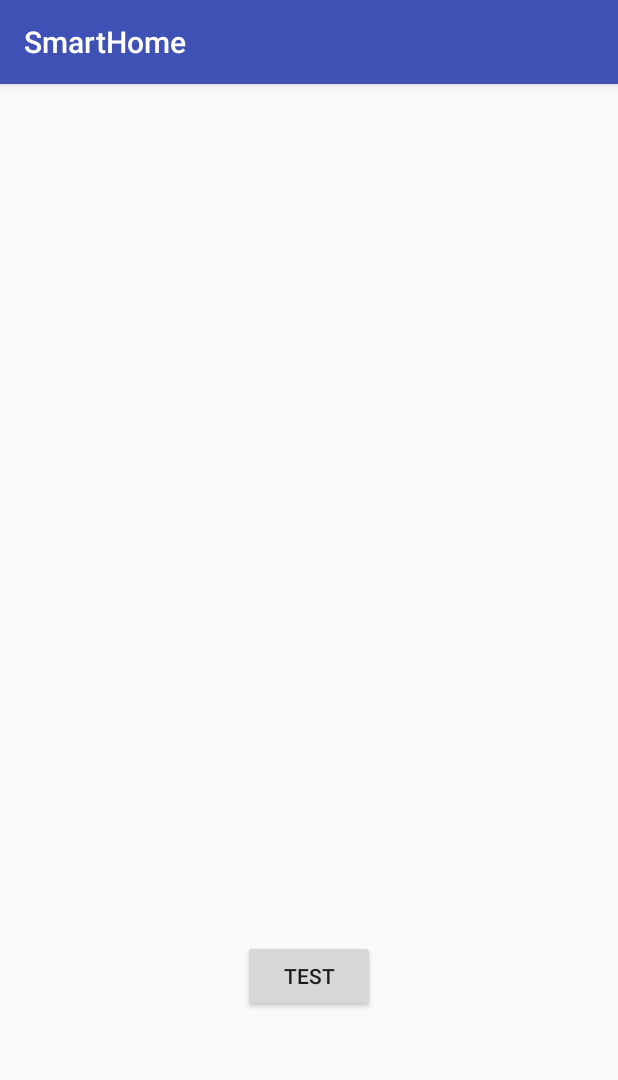
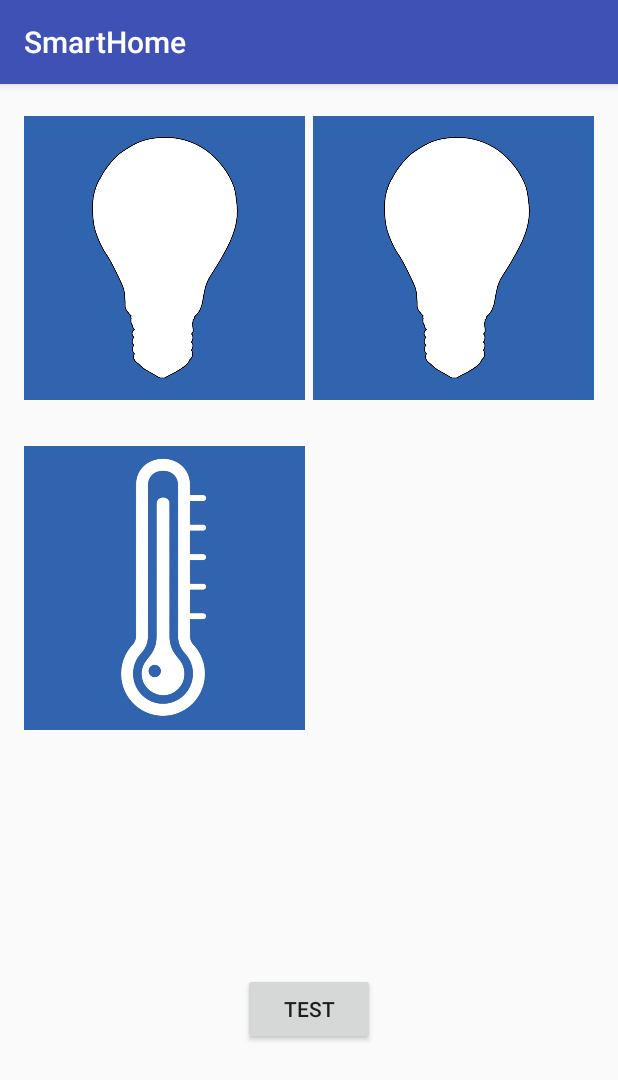
Before and after one commit to Dakufuren/SmartHome, an Android app: the screen it shows after launch (MainActivity), on a phone screen of 412 x 824 dp. Shown: the top 1080 px of the screen. Run offline under Robolectric (Android 15) with nearby library versions, the phone set to English and light mode, and no system bars; libraries missing offline, so code that uses them is left out: com.pubnub.api; 7 statements that could not run were skipped.

Commit message:
Added GridView, ImageAdapter and placeholders for Icons.

```diff
--- /dev/null
+++ b/app/src/main/java/example/comtest/smarthome/ImageAdapter.java
@@ -0,0 +1,56 @@
+package example.comtest.smarthome;
+
+import android.content.Context;
+import android.view.View;
+import android.view.ViewGroup;
+import android.widget.BaseAdapter;
+import android.widget.GridView;
+import android.widget.ImageView;
+
+/**
+ * Created by Albin on 2016-10-18.
+ */
+
+public class ImageAdapter extends BaseAdapter {
+    private Context mContext;
+
+    public ImageAdapter(Context c) {
+        mContext = c;
+    }
+
+    public int getCount() {
+        return mThumbIds.length;
+    }
+
+    public Object getItem(int position) {
+        return null;
+    }
+
+    public long getItemId(int position) {
+        return 0;
+    }
+
+    // create a new ImageView for each item referenced by the Adapter
+    public View getView(int position, View convertView, ViewGroup parent) {
+        ImageView imageView;
+        if (convertView == null) {
+            // if it's not recycled, initialize some attributes
+            imageView = new ImageView(mContext);
+            imageView.setLayoutParams(new GridView.LayoutParams(300, 300));
+            imageView.setScaleType(ImageView.ScaleType.CENTER_CROP);
+            imageView.setPadding(8, 8, 8, 8);
+        } else {
+            imageView = (ImageView) convertView;
+        }
+
+        imageView.setImageResource(mThumbIds[position]);
+        return imageView;
+    }
+
+    // references to our images
+    private Integer[] mThumbIds = {
+            R.drawable.lamp_off, R.drawable.lamp_off2,
+            R.drawable.temperature
+
+    };
+}
--- a/app/src/main/res/layout/activity_main.xml
+++ b/app/src/main/res/layout/activity_main.xml
@@ -1,5 +1,6 @@
 <?xml version="1.0" encoding="utf-8"?>
 <RelativeLayout xmlns:android="http://schemas.android.com/apk/res/android"
+    xmlns:app="http://schemas.android.com/apk/res-auto"
     xmlns:tools="http://schemas.android.com/tools"
     android:layout_width="match_parent"
     android:layout_height="match_parent"
@@ -14,7 +15,20 @@
         android:layout_height="wrap_content"
         android:text="Test"
         android:id="@+id/buttonTest"
+        android:layout_marginBottom="111dp"
         android:layout_alignParentBottom="true"
-        android:layout_centerHorizontal="true"
-        android:layout_marginBottom="133dp" />
+        android:layout_centerHorizontal="true" />
+
+    <GridView xmlns:android="http://schemas.android.com/apk/res/android"
+        android:id="@+id/gridview"
+        android:layout_width="match_parent"
+        android:layout_height="match_parent"
+        android:columnWidth="90dp"
+        android:numColumns="2"
+        android:verticalSpacing="20dp"
+        android:horizontalSpacing="10dp"
+        android:stretchMode="columnWidth"
+        android:gravity="center"
+        />
+
 </RelativeLayout>
--- a/app/src/main/res/values/colors.xml
+++ b/app/src/main/res/values/colors.xml
@@ -1,6 +1,6 @@
 <?xml version="1.0" encoding="utf-8"?>
 <resources>
-    <color name="colorPrimary">#3F51B5</color>
+    <color name="colorPrimary">#3f51b5</color>
     <color name="colorPrimaryDark">#303F9F</color>
     <color name="colorAccent">#FF4081</color>
 </resources>
--- a/build.gradle
+++ b/build.gradle
@@ -5,7 +5,7 @@ buildscript {
         jcenter()
     }
     dependencies {
-        classpath 'com.android.tools.build:gradle:2.0.0'
+        classpath 'com.android.tools.build:gradle:2.2.1'
 
         // NOTE: Do not place your application dependencies here; they belong
         // in the individual module build.gradle files
```
Also changed, not shown: app/src/main/java/example/comtest/smarthome/MainActivity.java (+50 -0 lines), app/src/main/res/drawable/lamp_off.png (added), app/src/main/res/drawable/lamp_off2.png (added), app/src/main/res/drawable/lamp_on.png (added), app/src/main/res/drawable/lamp_on2.png (added), app/src/main/res/drawable/temperature.png (added), gradle/wrapper/gradle-wrapper.properties.
